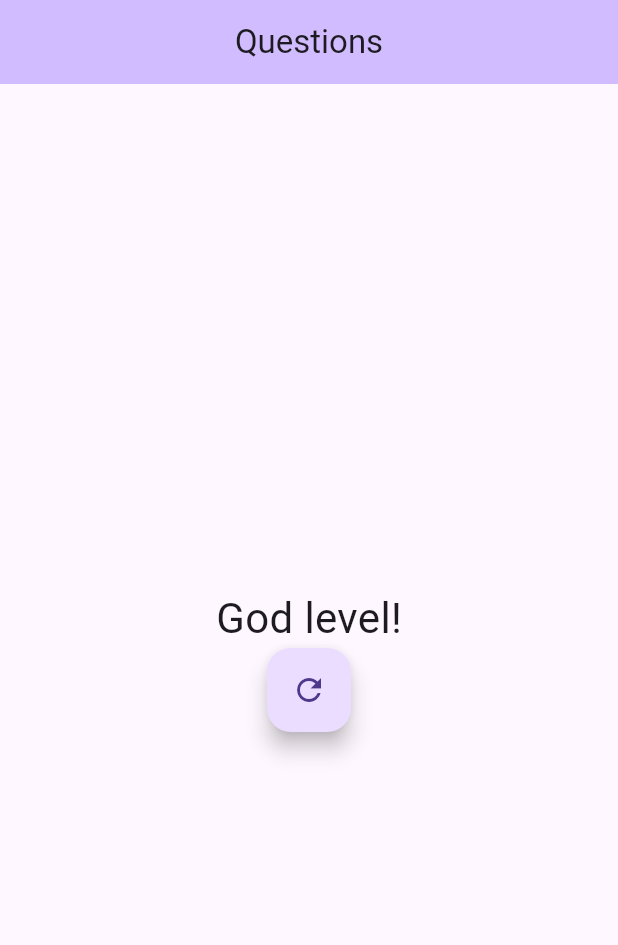
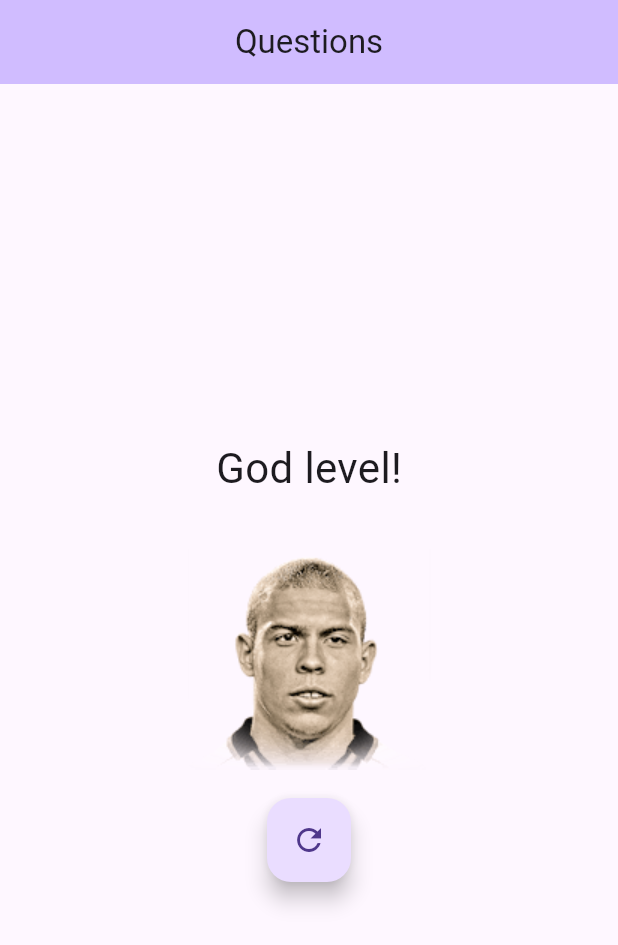
Before and after one commit to RodrigoMalaquias/flutter-quiz, a Flutter app: the screen it shows after launch, after a tap on "Black", after a tap on "Lion", after a tap on "Leo", on a phone screen of 412 x 824 dp. Shown: the top 945 px of the screen. Run offline on Flutter 3.47's test engine with Material 3 defaults, Android fonts, the phone set to English and light mode, and no system bars.

Commit message:
Updating yaml with the assets of the results images

```diff
--- a/lib/result.dart
+++ b/lib/result.dart
@@ -1,21 +1,32 @@
 import 'package:flutter/material.dart';
 
 class Result extends StatelessWidget {
-
   final int score;
   final void Function() onRestartQuiz;
 
   Result(this.score, this.onRestartQuiz);
 
   String get textResult {
-    if(score < 8){
+    if (score < 8) {
       return 'Congratulations!';
     } else if (score < 12) {
       return 'You are good!';
-    } else if (score < 16){
+    } else if (score < 16) {
       return 'Impressive!';
     } else {
       return 'God level!';
+    }
+  }
+
+  String get imageAsset {
+    if (score < 8) {
+      return 'assets/congratulations.png';
+    } else if (score < 12) {
+      return 'assets/good.png';
+    } else if (score < 16) {
+      return 'assets/impressive.png';
+    } else {
+      return 'assets/god_level.png';
     }
   }
 
@@ -25,15 +36,22 @@ class Result extends StatelessWidget {
       mainAxisAlignment: MainAxisAlignment.center,
       children: [
         Center(
-            child: Text(
+          child: Text(
             textResult,
             style: TextStyle(fontSize: 28),
-            ),
+          ),
+        ),
+        Center(
+          child: Image.asset(
+            imageAsset,
+            width: 200,
+            height: 200,
+          ),
         ),
         FloatingActionButton(
           onPressed: onRestartQuiz,
-          child: Icon(Icons.refresh)
-          )
+          child: Icon(Icons.refresh),
+        ),
       ],
     );
   }
```
Also changed, not shown: pubspec.yaml (+4 -4 lines), assets/congratulations.png (added), assets/god_level.png (added), assets/good.png (added), assets/impressive.png (added).
